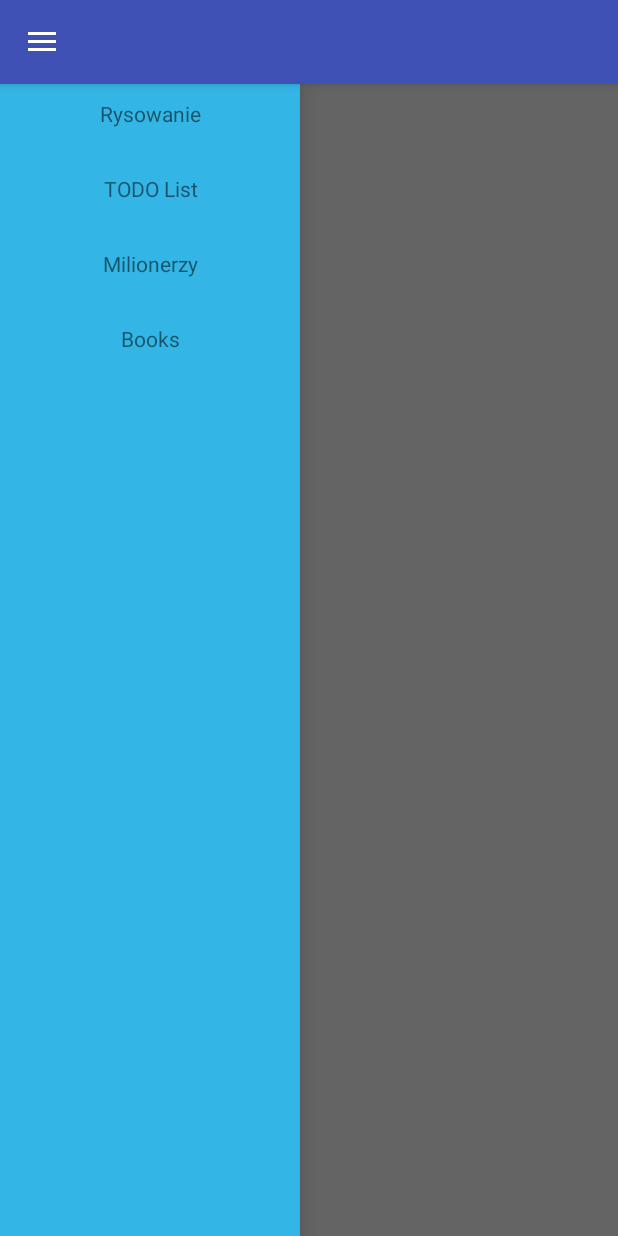
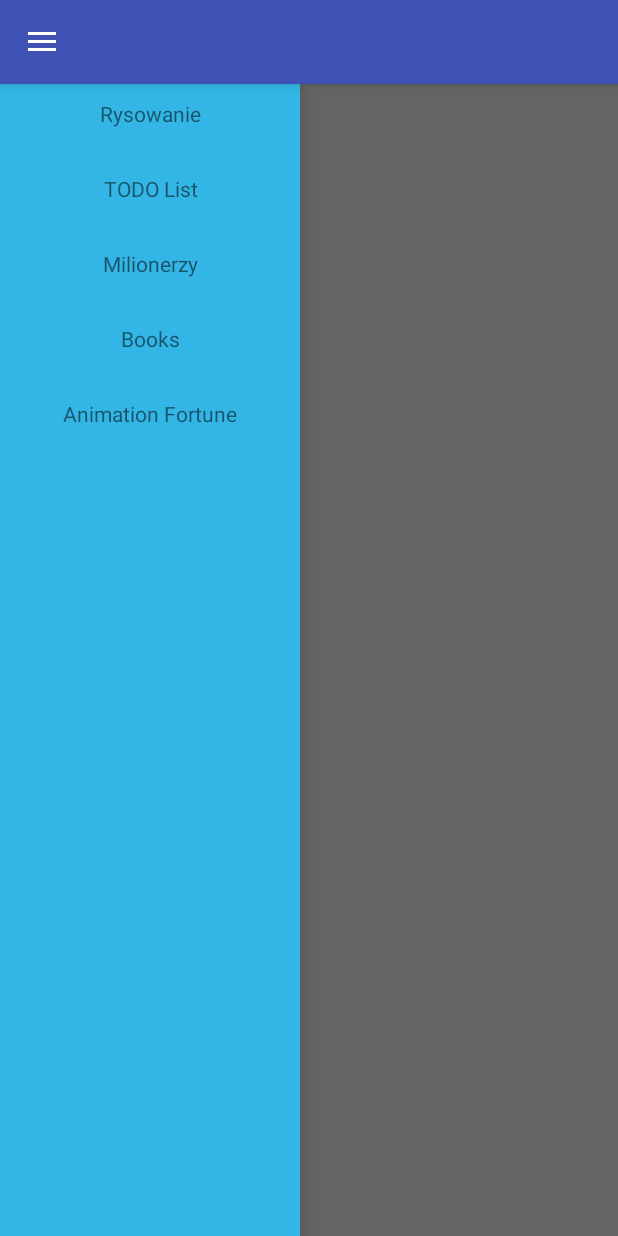
Before and after one commit to galvim/SdaCourseApplication, an Android app: the screen it shows after launch (MainActivity), with the side drawer open, on a phone screen of 412 x 824 dp. Run offline under Robolectric (Android 15) with nearby library versions, the phone set to English and light mode, and no system bars.

Commit message:
add Lottery

```diff
--- a/app/build.gradle
+++ b/app/build.gradle
@@ -29,6 +29,6 @@ dependencies {
     compile 'com.android.support:recyclerview-v7:25.1.1'
     compile 'com.google.code.gson:gson:2.8.0'
     compile 'com.android.support:design:25.1.1'
-
+    compile 'com.squareup:seismic:1.0.2'
     testCompile 'junit:junit:4.12'
 }
--- a/app/src/main/AndroidManifest.xml
+++ b/app/src/main/AndroidManifest.xml
@@ -26,6 +26,8 @@
 
         <activity android:name=".books.BooksActivity"
             android:label="Books"/>
+        <activity android:name=".Fortune.FortuneActivity"
+            android:label="Fortune Animation"/>
 
   </application>
 
--- a/app/src/main/java/com/example/rent/sdacourseapplication/MainActivity.java
+++ b/app/src/main/java/com/example/rent/sdacourseapplication/MainActivity.java
@@ -10,6 +10,7 @@ import android.view.MenuItem;
 import android.view.View;
 import android.widget.TextView;
 
+import com.example.rent.sdacourseapplication.Fortune.FortuneActivity;
 import com.example.rent.sdacourseapplication.books.BooksActivity;
 import com.example.rent.sdacourseapplication.drawing_app.drawfinger.DrawingActivity;
 import com.example.rent.sdacourseapplication.milionQuiz.QuizActivity;
@@ -63,6 +64,15 @@ public class MainActivity extends AppCompatActivity {
                 startActivity(intent);
             }
         });
+
+        TextView fortune = (TextView) findViewById(R.id.fortune);
+        fortune.setOnClickListener(new View.OnClickListener() {
+            @Override
+            public void onClick(View v) {
+                Intent intent = new Intent(MainActivity.this, FortuneActivity.class);
+                startActivity(intent);
+            }
+        });
     }
 
     @Override
--- a/app/src/main/res/layout/activity_main.xml
+++ b/app/src/main/res/layout/activity_main.xml
@@ -71,6 +71,17 @@
             android:paddingTop="10dp"
             android:gravity="center_horizontal"/>
 
+        <TextView
+            android:id="@+id/fortune"
+            android:clickable="true"
+            android:background="?attr/selectableItemBackground"
+            android:text="Animation Fortune"
+            android:layout_width="match_parent"
+            android:layout_height="50dp"
+            android:paddingBottom="10dp"
+            android:paddingTop="10dp"
+            android:gravity="center_horizontal"/>
+
 
     </LinearLayout>
 
```
Also changed, not shown: app/src/main/java/com/example/rent/sdacourseapplication/Fortune/FortuneActivity.java (added, +94 -0 lines), app/src/main/res/layout/fortune_activity.xml (added, +31 -0 lines).
